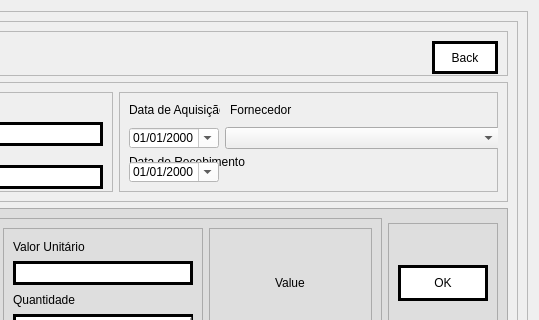
Old version of the form PATP/asset_ctrl/templates/interfaces/bag_item_cad.ui in the repository eduardogm22/controle_patrimonio; both pictures show x 454 to 993 and y 0 to 320 of the 993 by 675 pixel window.
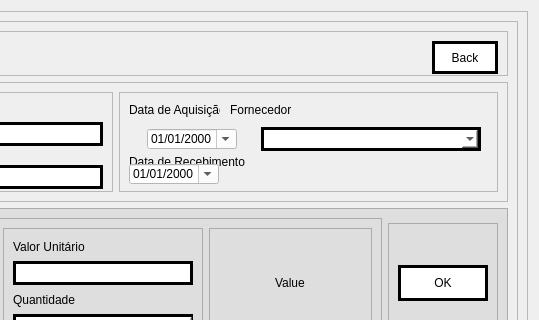
New version of the form.

Commit message: quase finalizada integração das st procs de cadastro a tela de cadastro

Patch:
```diff
--- a/PATP/asset_ctrl/templates/interfaces/bag_item_cad.ui
+++ b/PATP/asset_ctrl/templates/interfaces/bag_item_cad.ui
@@ -325,7 +325,7 @@
                 <string>Fornecedor</string>
                </property>
               </widget>
-              <widget class="QWidget" name="">
+              <widget class="QWidget" name="layoutWidget">
                <property name="geometry">
                 <rect>
                  <x>10</x>
@@ -366,7 +366,24 @@
                    </widget>
                   </item>
                   <item>
-                   <widget class="QComboBox" name="cbxFornecedor"/>
+                   <widget class="QComboBox" name="cbxFornecedor">
+                    <property name="minimumSize">
+                     <size>
+                      <width>220</width>
+                      <height>24</height>
+                     </size>
+                    </property>
+                    <property name="maximumSize">
+                     <size>
+                      <width>220</width>
+                      <height>24</height>
+                     </size>
+                    </property>
+                    <property name="styleSheet">
+                     <string notr="true">background-color:white;	
+border:3px solid black;</string>
+                    </property>
+                   </widget>
                   </item>
                  </layout>
                 </item>
```
Left out of the diff: 2 changed lines with no effect on the pictures. The commit also changes 4 other files.
